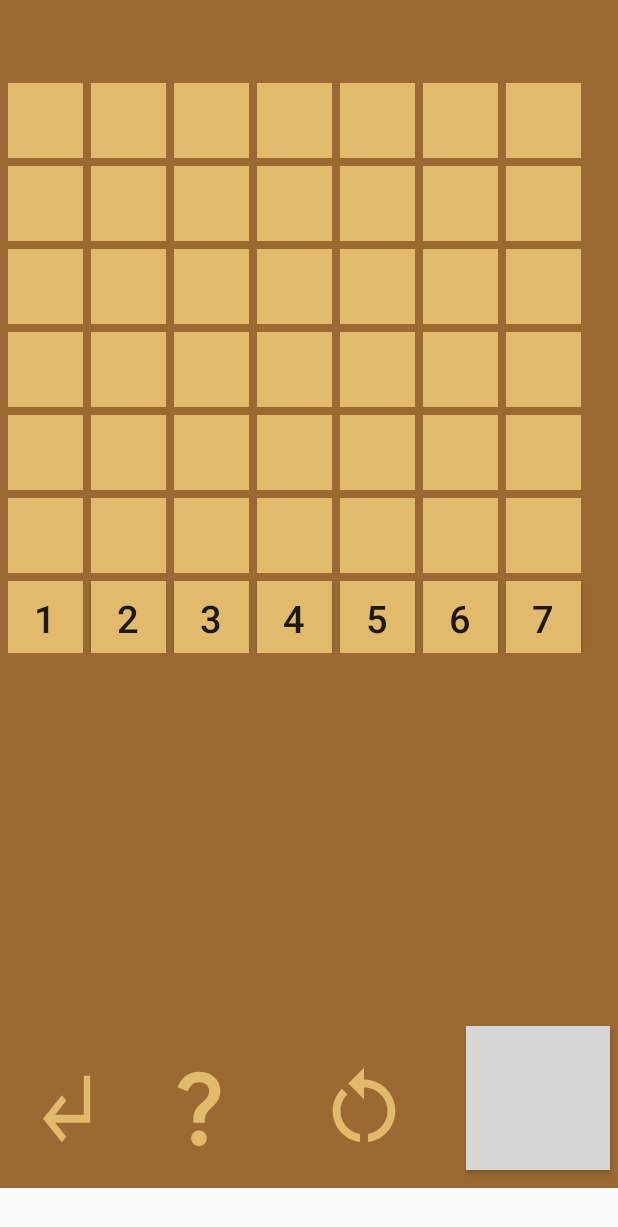
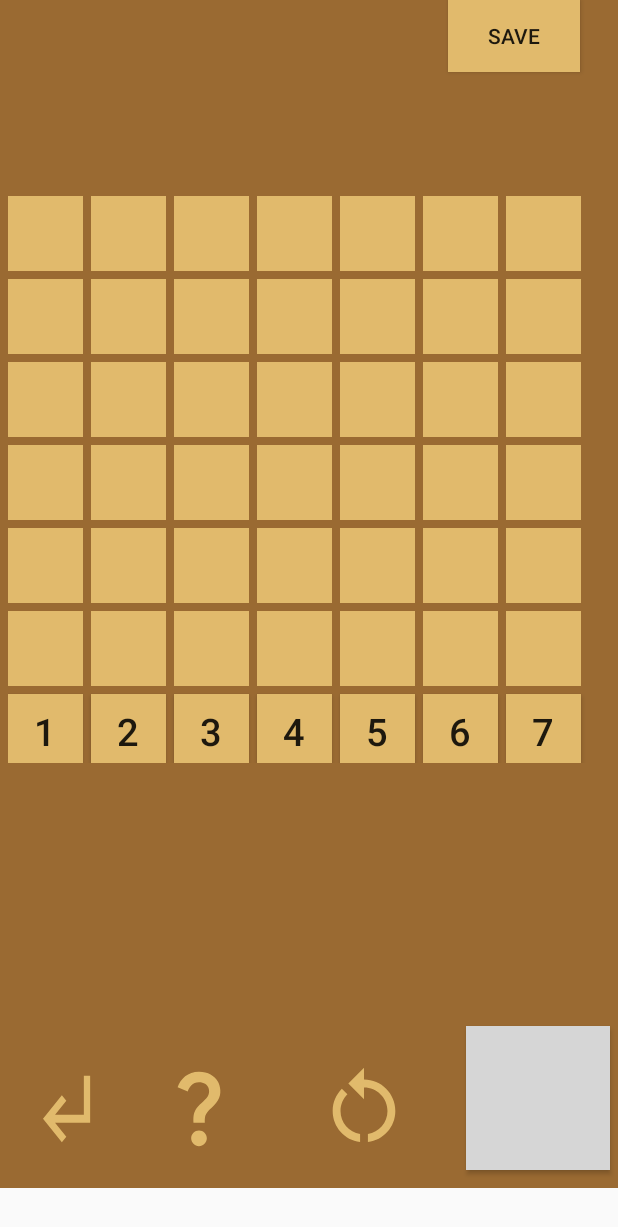
Before and after one commit to Benjamin-Onu/AUCSC220_project8, an Android app built with Jetpack Compose: the GamePlayAI screen opened directly, with no data from a screen before it, on a phone screen of 412 x 824 dp. Shown: the top 1227 px of the screen. Run offline under Robolectric (Android 15) with nearby library versions, the phone set to English and light mode, and no system bars; grey boxes are pictures that could not be loaded.

Commit message:
updating and adding a save button to pVp game board

```diff
--- a/app/src/main/res/layout/activity_game.xml
+++ b/app/src/main/res/layout/activity_game.xml
@@ -10,9 +10,9 @@
     <TableLayout
         android:id="@+id/tableLayout"
         android:layout_width="415dp"
-        android:layout_height="385dp"
+        android:layout_height="383dp"
         android:layout_marginLeft="5dp"
-        android:layout_marginTop="50dp"
+        android:layout_marginTop="125dp"
         android:layout_marginRight="20dp"
         app:layout_constraintBottom_toBottomOf="parent"
         app:layout_constraintEnd_toEndOf="parent"
@@ -571,6 +571,14 @@
             app:layout_constraintTop_toBottomOf="@+id/tableLayout"
             app:layout_constraintVertical_bias="1.0" />
 
+    <Button
+        android:id="@+id/save"
+        android:layout_width="wrap_content"
+        android:layout_height="wrap_content"
+        android:layout_alignParentEnd="true"
+        android:layout_marginEnd="25dp"
+        android:background="@color/buttonColor"
+        android:text="SAVE" />
 
 
 </RelativeLayout>
```
Also changed, not shown: app/src/main/res/layout/activity_game_play_ai.xml (+6 -4 lines).
